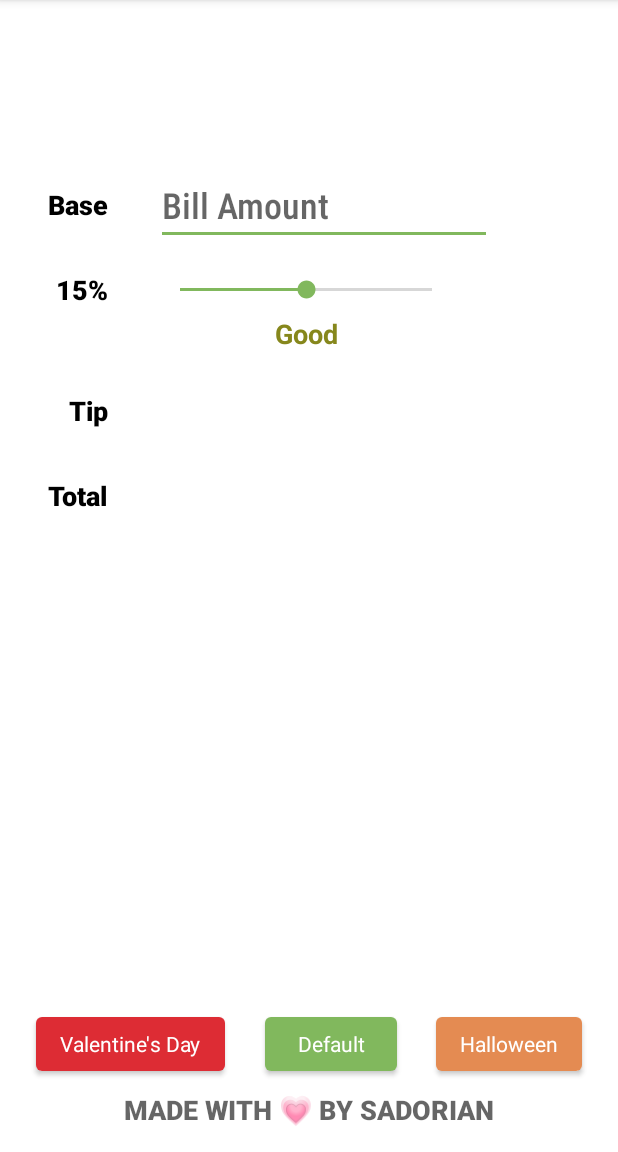
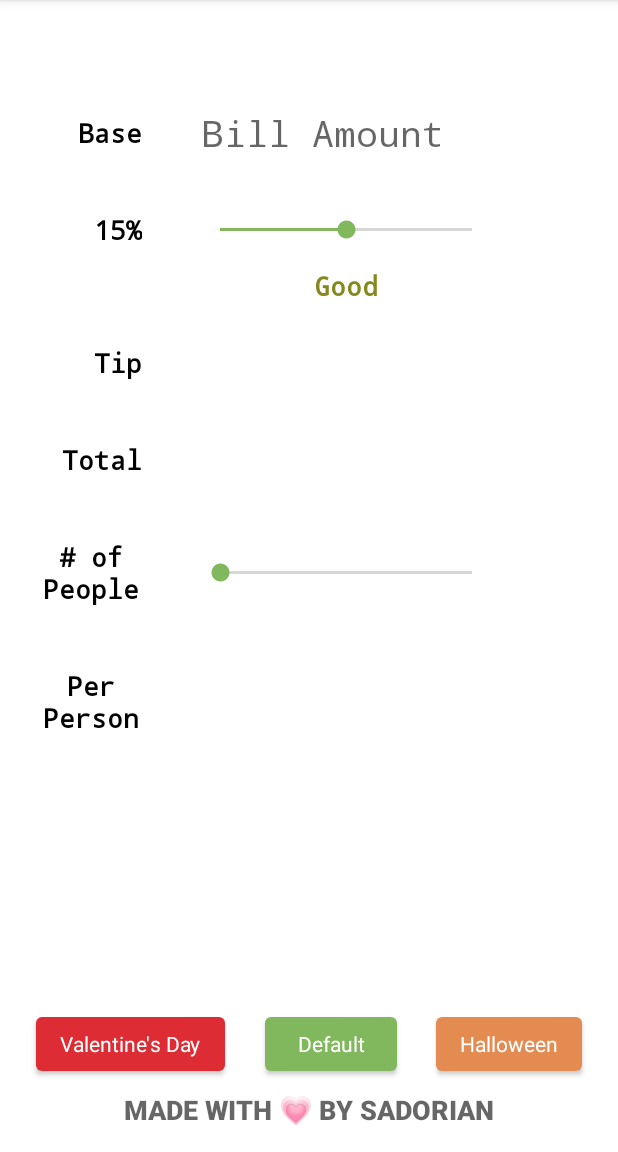
Before and after one commit to sadoreena/TipCalculator, an Android app: the screen it shows after launch (MainActivity), after a tap on "Default", on a phone screen of 412 x 824 dp, the part 84-1236 px from its top. Run offline under Robolectric (Android 15) with nearby library versions, the phone set to English and light mode, and no system bars.

Commit message:
fixed bill sharing, added text boxes

```diff
--- a/app/src/main/java/com/example/tipcalculator/MainActivity.kt
+++ b/app/src/main/java/com/example/tipcalculator/MainActivity.kt
@@ -15,6 +15,7 @@ import androidx.core.view.isVisible
 
 private const val TAG = "MainActivity"
 private const val initial_tip_percent = 15
+
 class MainActivity : AppCompatActivity() {
 
     private lateinit var etBaseAmount: EditText
@@ -28,6 +29,10 @@ class MainActivity : AppCompatActivity() {
     private lateinit var ValentinesBackground: ImageView
     private lateinit var HalloweenBackground: ImageView
     private lateinit var tvTipDescription: TextView
+    private lateinit var tvSplitBtwn: TextView
+    private lateinit var seekBarSplit: SeekBar
+    private lateinit var tvSplitLabel: TextView
+    private lateinit var tvSplitTotal: TextView
 
 
     override fun onCreate(savedInstanceState: Bundle?) {
@@ -39,6 +44,10 @@ class MainActivity : AppCompatActivity() {
         tvTipAmount = findViewById(R.id.tvTipAmount)
         tvTotalAmount = findViewById(R.id.tvTotalAmount)
         tvTipDescription = findViewById(R.id.tvTipDescription)
+        tvSplitBtwn = findViewById(R.id.tvSplitBtwn)
+        seekBarSplit = findViewById(R.id.seekBarSplit)
+        tvSplitLabel = findViewById(R.id.tvSplitLabel)
+        tvSplitTotal = findViewById(R.id.tvSplitTotal)
 
         DefaultButton = findViewById(R.id.DefaultButton)
         ValentinesDayButton = findViewById(R.id.ValentinesDayButton)
@@ -73,20 +82,33 @@ class MainActivity : AppCompatActivity() {
             }
         })
 
+        seekBarSplit.setOnSeekBarChangeListener(object: SeekBar.OnSeekBarChangeListener {
+            override fun onProgressChanged(seekBar: SeekBar?, numPpl: Int, fromUser: Boolean) {
+                tvSplitBtwn.text = (numPpl + 1).toString()
+                computeTipAndTotal()
+            }
+            override fun onStartTrackingTouch(p0: SeekBar?) {}
+            override fun onStopTrackingTouch(p0: SeekBar?) {}
+        })
+
+
         // changing background after a button is pressed
         HalloweenButton.setOnClickListener(View.OnClickListener {
             HalloweenBackground.isVisible = true
             ValentinesBackground.isVisible = false
+            setTheme(R.style.Theme_TipCalculatorHal)
         })
 
         ValentinesDayButton.setOnClickListener(View.OnClickListener {
             HalloweenBackground.isVisible = false
             ValentinesBackground.isVisible = true
+            setTheme(R.style.Theme_TipCalculatorVal)
         })
 
         DefaultButton.setOnClickListener(View.OnClickListener {
             HalloweenBackground.isVisible = false
             ValentinesBackground.isVisible = false
+            setTheme(R.style.Theme_TipCalculator)
         })
     }
 
@@ -124,10 +146,19 @@ class MainActivity : AppCompatActivity() {
 
         // computer tip and total
         val tipAmount = baseAmount * tipPercent / 100
-        val totalAmount = baseAmount + tipAmount
+        var totalAmount = baseAmount + tipAmount
 
         // update the UI
         tvTipAmount.text =  "\$%.2f".format(tipAmount)
         tvTotalAmount.text = "\$%.2f".format(totalAmount)
+
+
+        if (seekBarSplit.progress > 0) {
+            totalAmount = (totalAmount / (seekBarSplit.progress + 1))
+            tvSplitTotal.text = "\$%.2f".format(totalAmount)
+        }
+        else {
+            tvSplitTotal.text = "\$%.2f".format(totalAmount)
+        }
    }
 }
--- /dev/null
+++ b/app/src/main/res/drawable/textview_border.xml
@@ -0,0 +1,16 @@
+<?xml version="1.0" encoding="utf-8"?>
+<shape xmlns:android="http://schemas.android.com/apk/res/android" >
+    <stroke
+        android:width="1dp"
+        android:color="@color/white" />
+
+    <solid android:color="@color/white" />
+
+    <padding
+        android:left="4dp"
+        android:right="4dp"
+        android:bottom="4dp"
+        android:top="4dp" />
+
+    <corners android:radius="5dp" />
+</shape>
--- a/app/src/main/res/layout/activity_main.xml
+++ b/app/src/main/res/layout/activity_main.xml
@@ -8,14 +8,13 @@
     tools:context=".MainActivity">
 
 
-    <!-- views on the left side -->
-
+    <!-- backgrounds -->
     <ImageView
         android:id="@+id/HalloweenBackground"
         android:layout_width="match_parent"
         android:layout_height="match_parent"
         android:scaleType="fitXY"
-        android:visibility="gone"
+        android:visibility="visible"
         app:srcCompat="@drawable/halloween"
         tools:layout_editor_absoluteX="84dp"
         tools:layout_editor_absoluteY="302dp" />
@@ -30,28 +29,51 @@
         tools:layout_editor_absoluteX="71dp"
         tools:layout_editor_absoluteY="373dp" />
 
+    <!-- views on the left side -->
     <TextView
         android:id="@+id/tvBaseLabel"
         android:layout_width="wrap_content"
         android:layout_height="wrap_content"
-        android:layout_marginStart="32dp"
-        android:layout_marginTop="124dp"
-        android:fontFamily="sans-serif-black"
+        android:layout_marginStart="48dp"
+        android:layout_marginTop="72dp"
+        android:background="@drawable/textview_border"
+        android:fontFamily="monospace"
+        android:gravity="center"
         android:text="Base"
         android:textAppearance="@style/TextAppearance.AppCompat.Medium"
         android:textColor="#000000"
+        android:textStyle="bold"
         app:layout_constraintStart_toStartOf="parent"
         app:layout_constraintTop_toTopOf="parent" />
+
+    <TextView
+        android:id="@+id/tvTipPercentLabel"
+        android:layout_width="wrap_content"
+        android:layout_height="wrap_content"
+        android:layout_marginTop="32dp"
+        android:background="@drawable/textview_border"
+        android:fontFamily="monospace"
+        android:gravity="center"
+        android:text=" "
+        android:textAppearance="@style/TextAppearance.AppCompat.Medium"
+        android:textColor="#000000"
+        android:textStyle="bold"
+        app:layout_constraintEnd_toEndOf="@id/tvBaseLabel"
+        app:layout_constraintTop_toBottomOf="@+id/tvBaseLabel"
+        tools:text="24%" />
 
     <TextView
         android:id="@+id/tvTipLabel"
         android:layout_width="wrap_content"
         android:layout_height="wrap_content"
         android:layout_marginTop="56dp"
-        android:fontFamily="sans-serif-black"
+        android:background="@drawable/textview_border"
+        android:fontFamily="monospace"
+        android:gravity="center"
         android:text="Tip"
         android:textAppearance="@style/TextAppearance.AppCompat.Medium"
         android:textColor="#000000"
+        android:textStyle="bold"
         app:layout_constraintEnd_toEndOf="@id/tvBaseLabel"
         app:layout_constraintTop_toBottomOf="@+id/tvTipPercentLabel" />
 
@@ -60,26 +82,45 @@
         android:layout_width="wrap_content"
         android:layout_height="wrap_content"
         android:layout_marginTop="32dp"
-        android:fontFamily="sans-serif-black"
+        android:background="@drawable/textview_border"
+        android:fontFamily="monospace"
+        android:gravity="center"
         android:text="Total"
         android:textAppearance="@style/TextAppearance.AppCompat.Medium"
         android:textColor="#000000"
+        android:textStyle="bold"
         app:layout_constraintEnd_toEndOf="@id/tvBaseLabel"
         app:layout_constraintTop_toBottomOf="@+id/tvTipLabel" />
 
     <TextView
-        android:id="@+id/tvTipPercentLabel"
-        android:layout_width="wrap_content"
+        android:id="@+id/tvSplitBtwn"
+        android:layout_width="75dp"
         android:layout_height="wrap_content"
         android:layout_marginTop="32dp"
-        android:fontFamily="sans-serif-black"
-        android:text=" "
+        android:background="@drawable/textview_border"
+        android:fontFamily="monospace"
+        android:gravity="center"
+        android:text="# of People"
         android:textAppearance="@style/TextAppearance.AppCompat.Medium"
         android:textColor="#000000"
         android:textStyle="bold"
-        app:layout_constraintEnd_toEndOf="@id/tvBaseLabel"
-        app:layout_constraintTop_toBottomOf="@+id/tvBaseLabel"
-        tools:text="24%" />
+        app:layout_constraintEnd_toEndOf="@+id/tvTotalLabel"
+        app:layout_constraintTop_toBottomOf="@+id/tvTotalLabel" />
+
+    <TextView
+        android:id="@+id/tvSplitLabel"
+        android:layout_width="75dp"
+        android:layout_height="wrap_content"
+        android:layout_marginTop="32dp"
+        android:background="@drawable/textview_border"
+        android:fontFamily="monospace"
+        android:gravity="center"
+        android:text="Per Person"
+        android:textAppearance="@style/TextAppearance.AppCompat.Medium"
+        android:textColor="#000000"
+        android:textStyle="bold"
+        app:layout_constraintEnd_toEndOf="@+id/tvSplitBtwn"
+        app:layout_constraintTop_toBottomOf="@+id/tvSplitBtwn" />
 
     <!-- views on the right side -->
     <EditText
@@ -87,8 +128,9 @@
         android:layout_width="wrap_content"
         android:layout_height="wrap_content"
         android:layout_marginStart="32dp"
+        android:background="@drawable/textview_border"
         android:ems="8"
-        android:fontFamily="sans-serif-condensed-medium"
+        android:fontFamily="monospace"
         android:hint="Bill Amount"
         android:inputType="numberDecimal"
         android:textAppearance="@style/TextAppearance.AppCompat.Medium"
@@ -102,16 +144,43 @@
         android:id="@+id/seekBarTip"
         android:layout_width="200dp"
         android:layout_height="wrap_content"
+        android:background="@drawable/textview_border"
         android:max="30"
         app:layout_constraintBottom_toBottomOf="@+id/tvTipPercentLabel"
         app:layout_constraintStart_toStartOf="@+id/etBaseAmount"
         app:layout_constraintTop_toTopOf="@+id/tvTipPercentLabel" />
 
+    <SeekBar
+        android:id="@+id/seekBarSplit"
+        android:layout_width="200dp"
+        android:layout_height="wrap_content"
+        android:background="@drawable/textview_border"
+        android:max="14"
+        app:layout_constraintBottom_toBottomOf="@+id/tvSplitBtwn"
+        app:layout_constraintStart_toStartOf="@+id/etBaseAmount"
+        app:layout_constraintTop_toTopOf="@+id/tvSplitBtwn" />
+
+    <TextView
+        android:id="@+id/tvTipDescription"
+        android:layout_width="wrap_content"
+        android:layout_height="wrap_content"
+        android:layout_marginTop="8dp"
+        android:background="@drawable/textview_border"
+        android:fontFamily="monospace"
+        android:text="TextView"
+        android:textAppearance="@style/TextAppearance.AppCompat.Medium"
+        android:textStyle="bold"
+        app:layout_constraintEnd_toEndOf="@+id/seekBarTip"
+        app:layout_constraintStart_toStartOf="@+id/seekBarTip"
+        app:layout_constraintTop_toBottomOf="@+id/seekBarTip"
+        tools:text="Acceptable" />
+
     <TextView
         android:id="@+id/tvTipAmount"
         android:layout_width="wrap_content"
         android:layout_height="wrap_content"
-        android:fontFamily="sans-serif-condensed-medium"
+        android:background="@drawable/textview_border"
+        android:fontFamily="monospace"
         android:textAppearance="@style/TextAppearance.AppCompat.Medium"
         android:textColor="#000000"
         app:layout_constraintBottom_toBottomOf="@+id/tvTipLabel"
@@ -123,13 +192,29 @@
         android:id="@+id/tvTotalAmount"
         android:layout_width="wrap_content"
         android:layout_height="wrap_content"
-        android:fontFamily="sans-serif-condensed-medium"
+        android:background="@drawable/textview_border"
+        android:fontFamily="monospace"
         android:textAppearance="@style/TextAppearance.AppCompat.Medium"
         android:textColor="#000000"
         app:layout_constraintBottom_toBottomOf="@+id/tvTotalLabel"
         app:layout_constraintStart_toStartOf="@+id/tvTipAmount"
         app:layout_constraintTop_toTopOf="@+id/tvTotalLabel"
         tools:text="103.11" />
+
+    <TextView
+        android:id="@+id/tvSplitTotal"
+        android:layout_width="wrap_content"
+        android:layout_height="wrap_content"
+        android:background="@drawable/textview_border"
+        android:fontFamily="monospace"
+        android:textAppearance="@style/TextAppearance.AppCompat.Medium"
+        android:textColor="#000000"
+        app:layout_constraintBottom_toBottomOf="@+id/tvSplitLabel"
+        app:layout_constraintStart_toStartOf="@+id/seekBarSplit"
+        app:layout_constraintTop_toTopOf="@+id/tvSplitLabel"
+        tools:text="19.96" />
+
+    <!-- Footer -->
 
     <TextView
         android:id="@+id/tvMadeWithLove"
@@ -144,6 +229,7 @@
         app:layout_constraintEnd_toEndOf="parent"
         app:layout_constraintStart_toStartOf="parent" />
 
+    <!-- buttons -->
     <Button
         android:id="@+id/DefaultButton"
         android:layout_width="wrap_content"
@@ -181,17 +267,5 @@
         app:layout_constraintTop_toTopOf="@+id/ValentinesDayButton"
         app:layout_constraintVertical_bias="0.0" />
 
-    <TextView
-        android:id="@+id/tvTipDescription"
-        android:layout_width="wrap_content"
-        android:layout_height="wrap_content"
-        android:layout_marginTop="8dp"
-        android:text="TextView"
-        android:textAppearance="@style/TextAppearance.AppCompat.Medium"
-        android:textStyle="bold"
-        app:layout_constraintEnd_toEndOf="@+id/seekBarTip"
-        app:layout_constraintStart_toStartOf="@+id/seekBarTip"
-        app:layout_constraintTop_toBottomOf="@+id/seekBarTip"
-        tools:text="Acceptable" />
 
 </androidx.constraintlayout.widget.ConstraintLayout>
```
